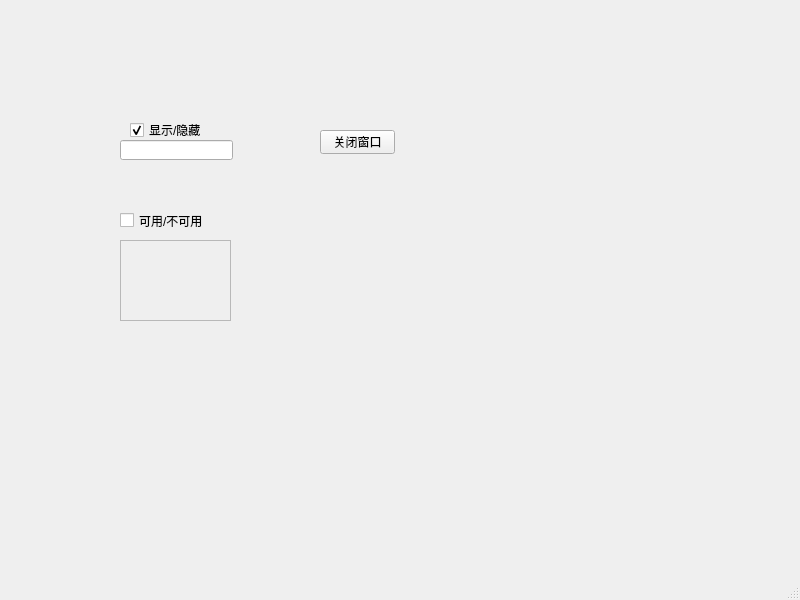
First picture: the form in designer/singal_and_slot.ui, repository ArthurJ326/100test, before the edit.
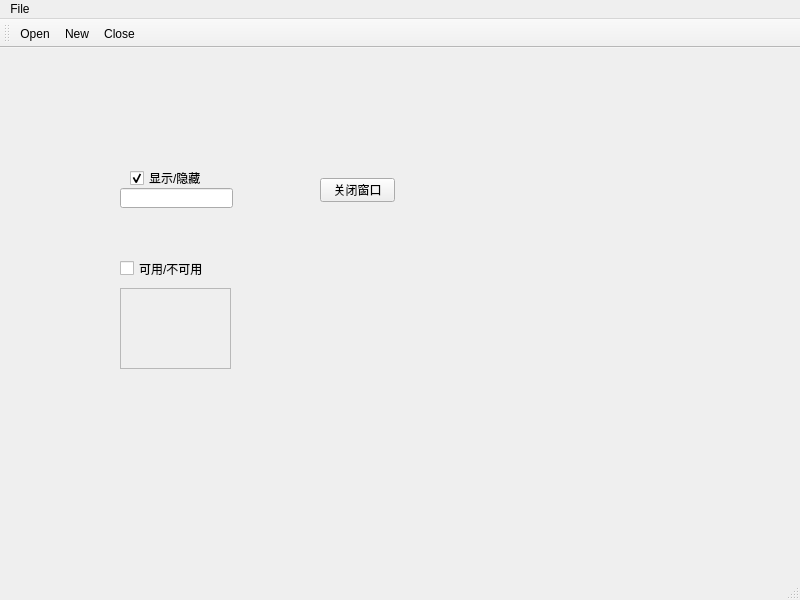
Second picture: the form after the edit.

```diff
--- a/designer/singal_and_slot.ui
+++ b/designer/singal_and_slot.ui
@@ -95,8 +95,49 @@
      <height>22</height>
     </rect>
    </property>
+   <widget class="QMenu" name="menuFile">
+    <property name="title">
+     <string>File</string>
+    </property>
+    <addaction name="actionOpen"/>
+    <addaction name="actionNew"/>
+    <addaction name="actionClose"/>
+   </widget>
+   <addaction name="menuFile"/>
   </widget>
   <widget class="QStatusBar" name="statusbar"/>
+  <widget class="QToolBar" name="toolBar">
+   <property name="windowTitle">
+    <string>toolBar</string>
+   </property>
+   <attribute name="toolBarArea">
+    <enum>TopToolBarArea</enum>
+   </attribute>
+   <attribute name="toolBarBreak">
+    <bool>false</bool>
+   </attribute>
+   <addaction name="actionOpen"/>
+   <addaction name="actionNew"/>
+   <addaction name="actionClose"/>
+  </widget>
+  <action name="actionOpen">
+   <property name="text">
+    <string>Open</string>
+   </property>
+   <property name="shortcut">
+    <string>Ctrl+A</string>
+   </property>
+  </action>
+  <action name="actionNew">
+   <property name="text">
+    <string>New</string>
+   </property>
+  </action>
+  <action name="actionClose">
+   <property name="text">
+    <string>Close</string>
+   </property>
+  </action>
  </widget>
  <resources/>
  <connections>
```
Left out of the diff: 8 changed lines with no effect on the pictures.
